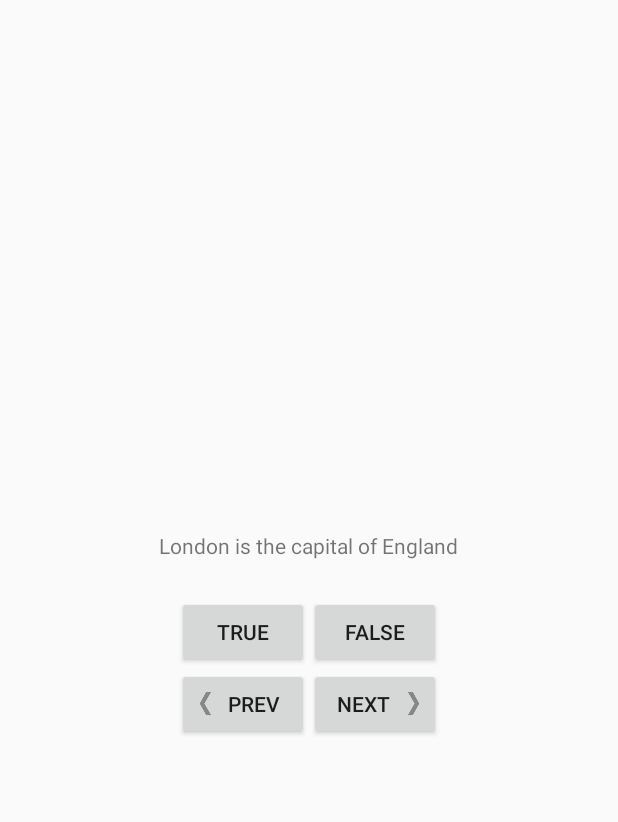
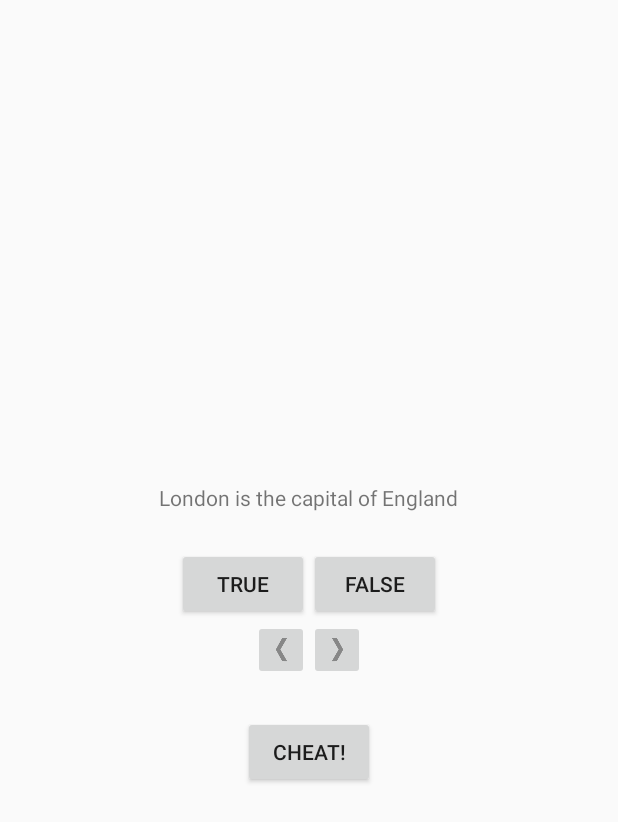
Before and after one commit to R3iwan/geoQuiz, an Android app built with Jetpack Compose: the screen it shows after launch (MainActivity), after a tap on "TRUE", on a phone screen of 412 x 824 dp. Shown: the top 822 px of the screen. Run offline under Robolectric (Android 15) with nearby library versions, the phone set to English and light mode, and no system bars.

Commit message:
New features are done.

```diff
--- a/app/build.gradle.kts
+++ b/app/build.gradle.kts
@@ -59,6 +59,12 @@ dependencies {
     implementation("androidx.compose.ui:ui-graphics")
     implementation("androidx.compose.ui:ui-tooling-preview")
     implementation("androidx.compose.material3:material3")
+    implementation("androidx.lifecycle:lifecycle-extensions:2.2.0")
+    implementation ("androidx.lifecycle:lifecycle-viewmodel:2.x.x")
+    implementation ("androidx.lifecycle:lifecycle-livedata:2.x.x")
+    implementation("androidx.appcompat:appcompat:1.6.1")
+    implementation("com.google.android.material:material:1.10.0")
+    implementation("androidx.constraintlayout:constraintlayout:2.1.4")
     testImplementation("junit:junit:4.13.2")
     androidTestImplementation("androidx.test.ext:junit:1.1.5")
     androidTestImplementation("androidx.test.espresso:espresso-core:3.5.1")
--- a/app/src/main/AndroidManifest.xml
+++ b/app/src/main/AndroidManifest.xml
@@ -13,6 +13,8 @@
         android:theme="@style/Theme.GeoQuiz"
         tools:targetApi="34">
         <activity
+            android:name=".CheatActivity"/>
+        <activity
             android:name=".MainActivity"
             android:exported="true"
             android:label="@string/app_name"
--- a/app/src/main/java/com/example/geoquiz/MainActivity.kt
+++ b/app/src/main/java/com/example/geoquiz/MainActivity.kt
@@ -1,20 +1,24 @@
 package com.example.geoquiz
 
+import android.content.Intent
 import android.os.Bundle
+import android.os.PersistableBundle
+import android.util.Log
 import android.view.Gravity
 import android.widget.AutoCompleteTextView
 import android.widget.Button
+import android.widget.ImageButton
 import android.widget.TextView
 import android.widget.Toast
 import androidx.activity.ComponentActivity
+import androidx.lifecycle.ViewModelProvider
+import androidx.lifecycle.ViewModelProviders
 import java.time.ZoneOffset
 
+private const val TAG = "MainActivity"
+
 class MainActivity : ComponentActivity() {
-    private lateinit var trueButton: Button
-    private lateinit var falseButton: Button
-    private lateinit var nextButton: Button
-    private lateinit var prevButton: Button
-    private lateinit var questionTextView: TextView
+    private var currentIndex = 0
 
     private val questionBank = listOf(
         Question(R.string.question_england, true),
@@ -23,7 +27,17 @@ class MainActivity : ComponentActivity() {
         Question(R.string.question_spain, false),
         Question(R.string.question_usa, false))
 
-    private var currentIndex = 0
+    private lateinit var trueButton: Button
+    private lateinit var falseButton: Button
+    private lateinit var nextButton: ImageButton
+    private lateinit var prevButton: ImageButton
+    private lateinit var questionTextView: TextView
+    private lateinit var cheatButton: Button
+
+    private var totalScore = 0
+    private var sumOfExam = 0
+    private var isQuestionAnswered = false
+    private var isPrevAnsw = false
 
     override fun onCreate(savedInstanceState: Bundle?) {
         super.onCreate(savedInstanceState)
@@ -34,22 +48,42 @@ class MainActivity : ComponentActivity() {
         nextButton = findViewById(R.id.next_button)
         prevButton = findViewById(R.id.prev_button)
         questionTextView = findViewById(R.id.question_text_view)
+        cheatButton = findViewById(R.id.cheat_button)
 
         trueButton.setOnClickListener {
-            checkAnswer(true)
+            if(!isQuestionAnswered){
+                checkAnswer(true)
+                isQuestionAnswered = true
+                isPrevAnsw = true
+            }
         }
         falseButton.setOnClickListener{
-            checkAnswer(false)
+            if(!isQuestionAnswered){
+                checkAnswer(false)
+                isQuestionAnswered = true
+                isPrevAnsw = true
+            }
         }
 
         nextButton.setOnClickListener{
-            currentIndex = (currentIndex + 1) % questionBank.size
+            if(currentIndex < questionBank.size){
+                currentIndex++
             updateQuestion()
+            }
         }
 
         prevButton.setOnClickListener{
-            currentIndex = (currentIndex - 1) % questionBank.size
-            updateQuestion()
+            if (currentIndex > 0){
+                if (!isPrevAnsw){
+                    currentIndex--
+                    updateQuestion()
+                }
+            }
+        }
+
+        cheatButton.setOnClickListener {
+            val intent = Intent(this, CheatActivity::class.java)
+            startActivity(intent)
         }
 
         updateQuestion()
@@ -58,17 +92,18 @@ class MainActivity : ComponentActivity() {
         private fun updateQuestion() {
         val questionTextResId = questionBank[currentIndex].textResId
         questionTextView.setText(questionTextResId)
-         }
+        }
 
-        private fun checkAnswer(userAnswer: Boolean){
+        private fun checkAnswer(userAnswer: Boolean): Boolean {
             val correctAnswer = questionBank[currentIndex].answer
 
-            val messageResId = if (userAnswer == correctAnswer){
+            if (userAnswer == correctAnswer){
                 R.string.correct_toast
+                sumOfExam += 20
             } else {
                 R.string.incorrect_toast
             }
-
-            Toast.makeText(this, messageResId, Toast.LENGTH_SHORT).show()
+            totalScore = sumOfExam
+            return userAnswer
         }
-    }
+}
--- a/app/src/main/res/layout/activity_main.xml
+++ b/app/src/main/res/layout/activity_main.xml
@@ -38,22 +38,24 @@
         android:layout_height="wrap_content"
         android:orientation="horizontal">
 
-        <Button
+        <ImageButton
             android:id="@+id/prev_button"
             android:layout_width="wrap_content"
             android:layout_height="wrap_content"
-            android:drawableStart="@drawable/arrow_left"
-            android:drawablePadding="2dp"
-            android:text="@string/prev_button" />
+            android:src="@drawable/arrow_left" />
 
-        <Button
+        <ImageButton
             android:id="@+id/next_button"
             android:layout_width="wrap_content"
             android:layout_height="wrap_content"
-            android:text="@string/next_button"
-            android:drawableEnd="@drawable/arrow_right"
-            android:drawablePadding="2dp" />
+            android:src="@drawable/arrow_right" />
 
     </LinearLayout>
+    <Button
+        android:id="@+id/cheat_button"
+        android:layout_width="wrap_content"
+        android:layout_height="wrap_content"
+        android:layout_marginTop="24dp"
+        android:text="@string/cheat_button" />
 
 </LinearLayout>
--- a/app/src/main/res/values/strings.xml
+++ b/app/src/main/res/values/strings.xml
@@ -12,4 +12,7 @@
     <string name="incorrect_toast">Incorrect!</string>
     <string name="next_button">Next</string>
     <string name="prev_button">Prev</string>
+    <string name="show_answer_button">Show Answer</string>
+    <string name="cheat_button">Cheat!</string>
+
 </resources>
```
Also changed, not shown: app/src/main/java/com/example/geoquiz/CheatActivity.kt (added, +11 -0 lines), app/src/main/res/layout/activity_cheat.xml (added, +20 -0 lines), app/src/main/java/com/example/geoquiz/Question.kt (line endings or trailing spaces).
